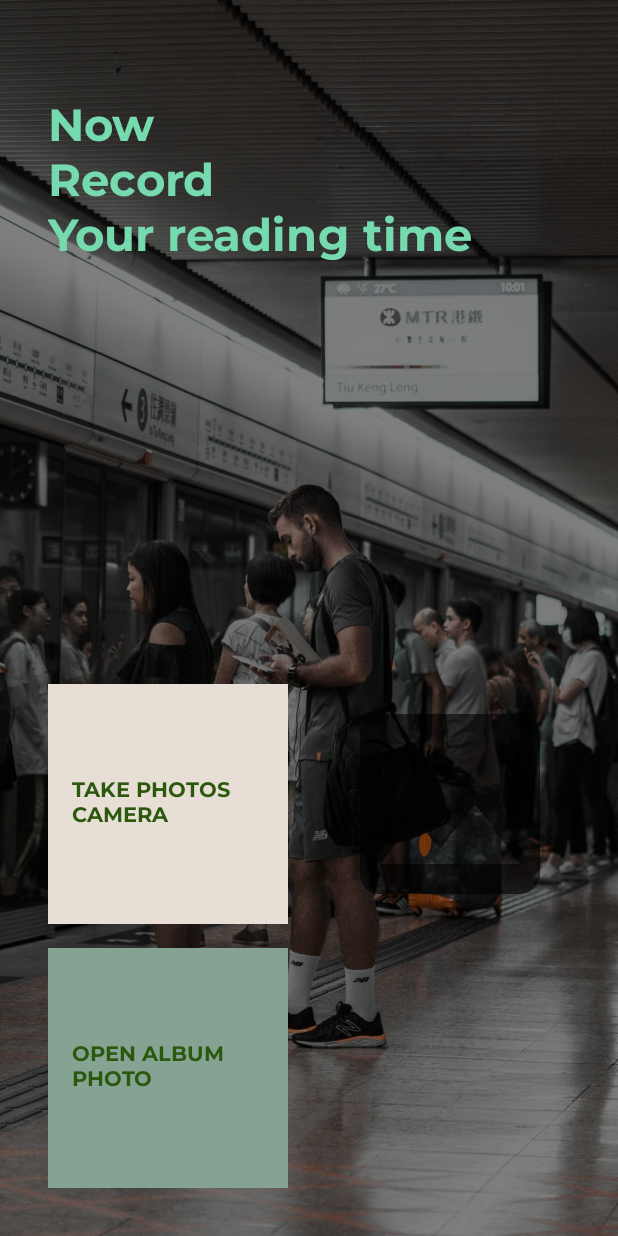
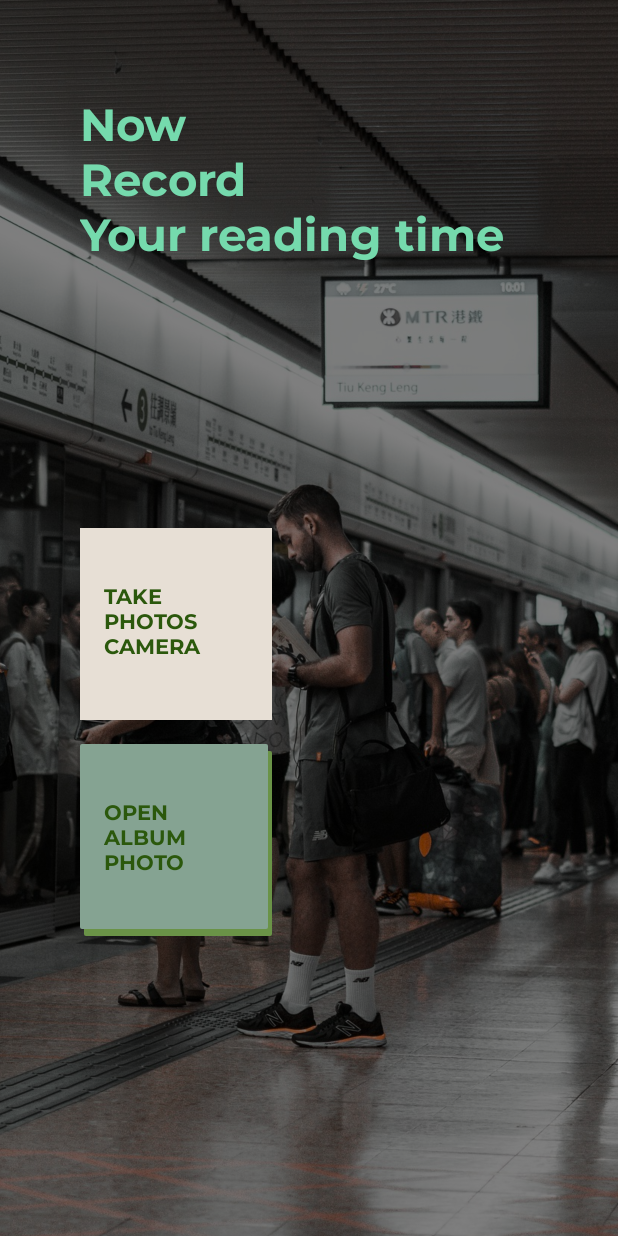
Before and after one commit to syche55/Crease, an Android app: the TakePhotoActivity screen opened directly, with no data from a screen before it, on a phone screen of 412 x 824 dp. Run offline under Robolectric (Android 15) with nearby library versions, the phone set to English and light mode, and no system bars; Roboto replaces fonts that are not available here.

Commit message:
Fix post bug

```diff
--- /dev/null
+++ b/app/src/main/res/drawable-anydpi/take_photo_album.xml
@@ -0,0 +1,17 @@
+<?xml version="1.0" encoding="utf-8"?>
+<layer-list xmlns:android="http://schemas.android.com/apk/res/android">
+    <!-- Gray shadow. -->
+    <item android:left="3dp" android:top="5dp">
+        <shape>
+            <solid android:color="@color/colorGreen" />
+            <corners android:radius="1dp" />
+        </shape>
+    </item>
+    <!-- White foreground. -->
+    <item android:bottom="5dp" android:right="3dp">
+        <shape>
+            <solid android:color="@color/colorLightGreen" />
+            <corners android:radius="1dp" />
+        </shape>
+    </item>
+</layer-list>
--- a/app/src/main/res/layout/activity_take_photo.xml
+++ b/app/src/main/res/layout/activity_take_photo.xml
@@ -25,14 +25,14 @@
 
     <TextView
         android:id="@+id/textView"
-        android:layout_width="wrap_content"
-        android:layout_height="wrap_content"
-        android:layout_marginStart="32dp"
+        android:layout_width="305dp"
+        android:layout_height="119dp"
         android:layout_marginTop="64dp"
         android:fontFamily="@font/montserrat_bold"
         android:text="@string/now_nrecord_nyour_reading_time"
         android:textColor="@color/colorAccent"
         android:textSize="30sp"
+        app:layout_constraintEnd_toEndOf="parent"
         app:layout_constraintStart_toStartOf="parent"
         app:layout_constraintTop_toTopOf="parent" />
 
@@ -41,20 +41,20 @@
         android:id="@+id/gridLayout"
         android:layout_width="wrap_content"
         android:layout_height="wrap_content"
-        android:layout_marginStart="32dp"
         android:layout_marginBottom="32dp"
         android:layout_weight="1"
         android:columnCount="1"
         android:rowCount="2"
         app:layout_constraintBottom_toBottomOf="parent"
-        app:layout_constraintStart_toStartOf="parent">
+        app:layout_constraintStart_toStartOf="@+id/textView"
+        app:layout_constraintTop_toBottomOf="@+id/textView">
 
         <!--  button to capture image  -->
 
         <Button
             android:id="@+id/capture_image_btn"
-            android:layout_width="160dp"
-            android:layout_height="160dp"
+            android:layout_width="128dp"
+            android:layout_height="128dp"
             android:layout_row="0"
             android:layout_rowWeight="1"
             android:background="@drawable/take_photo_button"
@@ -67,12 +67,12 @@
 
         <Button
             android:id="@+id/get_from_gallery_btn"
-            android:layout_width="160dp"
-            android:layout_height="160dp"
+            android:layout_width="128dp"
+            android:layout_height="128dp"
             android:layout_row="1"
             android:layout_rowWeight="1"
             android:layout_marginTop="16dp"
-            android:background="@drawable/edit_post_button"
+            android:background="@drawable/take_photo_album"
             android:fontFamily="@font/montserrat_bold"
             android:paddingStart="16dp"
             android:paddingEnd="16dp"
@@ -85,31 +85,30 @@
 
     <ImageView
         android:id="@+id/image_view"
-        android:layout_width="160dp"
-        android:layout_height="160dp"
-        android:layout_marginEnd="32dp"
-        android:layout_marginBottom="208dp"
+        android:layout_width="128dp"
+        android:layout_height="128dp"
+        android:padding="1dp"
+        android:contentDescription="@string/capture_image"
         android:scaleType="centerCrop"
-        android:src="@drawable/ic_baseline_image_24"
-        app:layout_constraintBottom_toBottomOf="parent"
-        app:layout_constraintEnd_toEndOf="parent"
-        android:contentDescription="@string/capture_image"/>
+        app:layout_constraintBottom_toBottomOf="@+id/gridLayout"
+        app:layout_constraintEnd_toEndOf="@+id/textView"
+        app:layout_constraintTop_toTopOf="@+id/gridLayout" />
 
     <Button
         android:id="@+id/take_photo_ok"
         android:layout_width="40dp"
         android:layout_height="40dp"
-        android:layout_marginEnd="32dp"
-        android:layout_marginBottom="32dp"
+        android:layout_marginTop="16dp"
         android:background="@drawable/take_photo_ok_button"
+        android:drawableStart="@drawable/ic_baseline_done_all_24"
         android:fontFamily="@font/montserrat_bold"
-        android:drawableStart="@drawable/ic_baseline_done_all_24"
         android:paddingStart="8dp"
         android:paddingEnd="8dp"
         android:textAlignment="center"
         android:textColor="@color/colorPrimaryDark"
-        app:layout_constraintBottom_toBottomOf="parent"
-        app:layout_constraintEnd_toEndOf="parent" />
+        app:layout_constraintEnd_toEndOf="@+id/image_view"
+        app:layout_constraintStart_toStartOf="@+id/image_view"
+        app:layout_constraintTop_toBottomOf="@+id/image_view" />
 
 
 </androidx.constraintlayout.widget.ConstraintLayout>
--- a/app/src/main/res/values/colors.xml
+++ b/app/src/main/res/values/colors.xml
@@ -1,15 +1,15 @@
 <?xml version="1.0" encoding="utf-8"?>
 <resources>
-    <color name="colorPrimary">#85a392</color>
+    <color name="colorPrimary">#cfe5cf</color>
     <color name="colorPrimaryDark">#2b580c</color>
     <color name="colorAccent">#75daad</color>
 
-    <color name="colorPurple">#E9E7FC</color>
 
     <color name="colorBrown">#C9A98A</color>
     <color name="colorLightBrown">#e7dfd5</color>
     <color name="colorDarkOrange">#E1A067</color>
     <color name="colorWhite">#ffffff</color>
+    <color name="colorTransparentWhite">#cccccc</color>
     <color name="colorGreen">#6A9347</color>
     <color name="colorLightGreen">#85a392</color>
     <color name="colorBlack">#000000</color>
```
Also changed, not shown: app/src/main/java/neu/edu/crease/Adapter/SliderAdapter.java (added, +93 -0 lines), app/src/main/java/neu/edu/crease/MainActivity.java (+69 -23 lines), app/src/main/res/drawable-anydpi/edit_text_normal.xml (added, +7 -0 lines), app/src/main/res/layout/activity_login.xml (+37 -26 lines), app/src/main/res/layout/activity_main.xml (+52 -34 lines), app/src/main/res/layout/activity_register.xml (+49 -33 lines), app/src/main/res/layout/post_item.xml (+18 -13 lines), app/src/main/res/layout/slide_item.xml (added, +53 -0 lines), app/src/main/res/values/strings.xml (+6 -2 lines).
